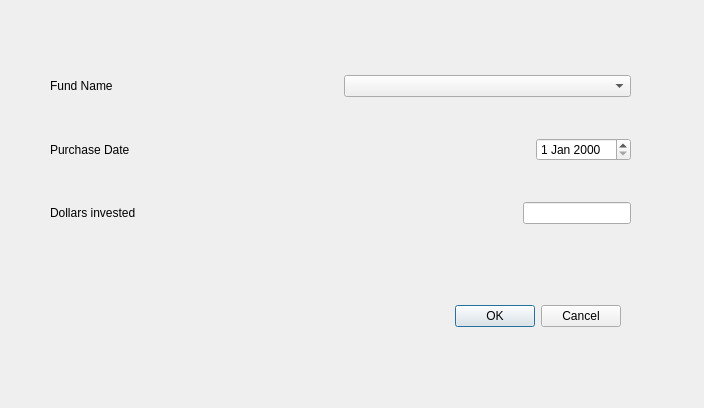
Before: the Qt Designer form unit_purchase_dialog.ui in Llaves/Unitization, drawn with Qt 5.
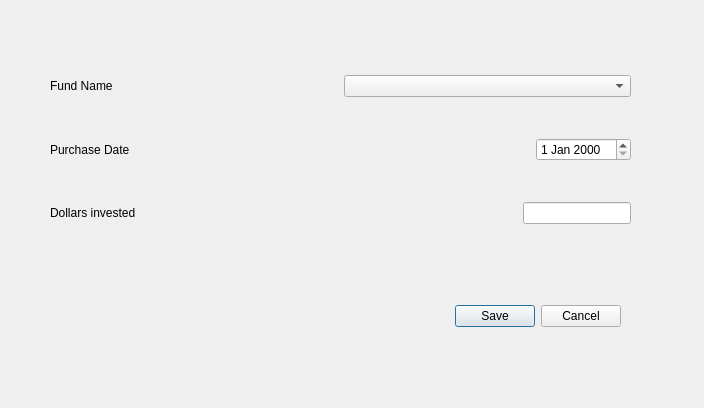
After: the same form once the commit is applied.

Commit message: set dialog buttons to save from OK

```diff
--- a/unit_purchase_dialog.ui
+++ b/unit_purchase_dialog.ui
@@ -26,7 +26,7 @@
     <enum>Qt::Horizontal</enum>
    </property>
    <property name="standardButtons">
-    <set>QDialogButtonBox::Cancel|QDialogButtonBox::Ok</set>
+    <set>QDialogButtonBox::Cancel|QDialogButtonBox::Save</set>
    </property>
   </widget>
   <widget class="QWidget" name="verticalLayoutWidget">
```
The commit also changes 6 other files.
